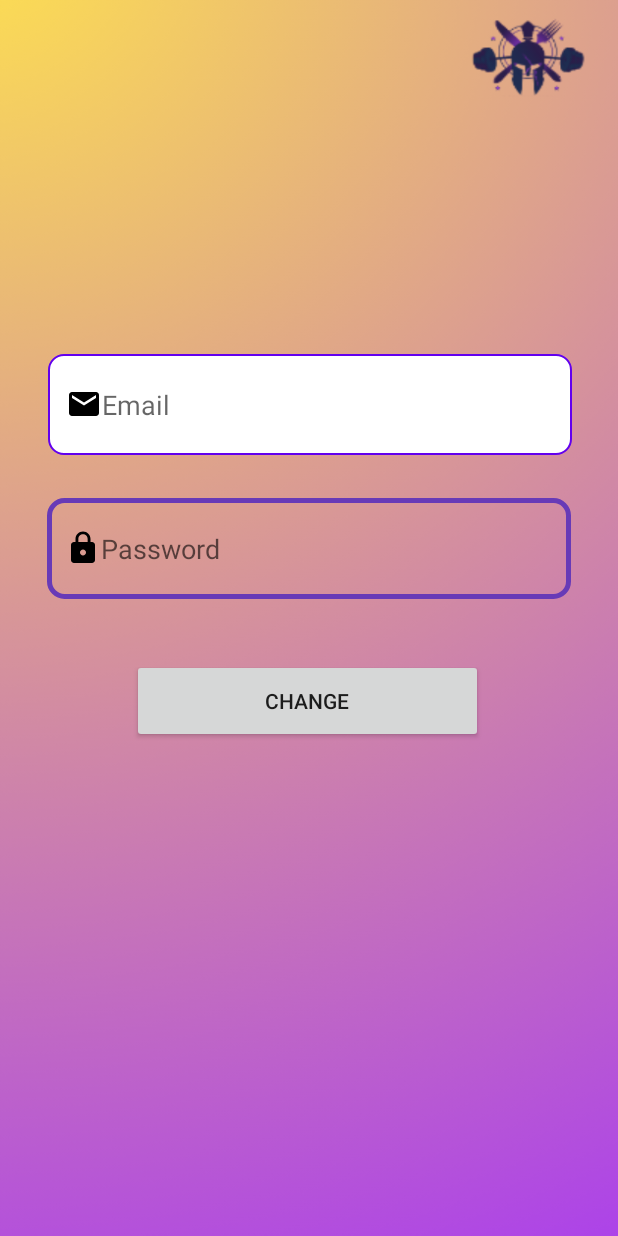
After one commit to MIMIezno/abc, an Android app: the Forgot screen opened directly, with no data from a screen before it, on a phone screen of 412 x 824 dp. The commit adds this screen. Run offline under Robolectric (Android 15) with nearby library versions, the phone set to English and light mode, and no system bars; our stand-ins replace Firebase (no records; nobody signed in at launch, a user with empty details on screens opened directly).

Commit message:
forgotpass

```diff
--- a/app/src/main/AndroidManifest.xml
+++ b/app/src/main/AndroidManifest.xml
@@ -14,6 +14,9 @@
         android:supportsRtl="true"
         android:theme="@style/Theme.WorkEatWork"
         tools:targetApi="31">
+        <activity
+            android:name=".Forgot"
+            android:exported="false" />
         <activity
             android:name=".Note"
             android:exported="false" />
--- /dev/null
+++ b/app/src/main/java/com/example/workeatwork/Forgot.java
@@ -0,0 +1,63 @@
+package com.example.workeatwork;
+
+import android.app.Activity;
+import android.os.Bundle;
+import android.view.View;
+import android.widget.Button;
+import android.widget.Toast;
+
+import androidx.annotation.NonNull;
+
+import com.google.android.gms.tasks.OnCompleteListener;
+import com.google.android.gms.tasks.Task;
+import com.google.android.material.textfield.TextInputEditText;
+import com.google.firebase.auth.FirebaseAuth;
+
+public class Forgot extends Activity {
+
+    private TextInputEditText emailEditText;
+    private TextInputEditText passwordEditText;
+    private Button changeButton;
+
+    @Override
+    protected void onCreate(Bundle savedInstanceState) {
+        super.onCreate(savedInstanceState);
+        setContentView(R.layout.activity_forgot);
+
+        emailEditText = findViewById(R.id.email);
+        passwordEditText = findViewById(R.id.password);
+        changeButton = findViewById(R.id.changeButton);
+        changeButton.setOnClickListener(new View.OnClickListener() {
+            @Override
+            public void onClick(View v) {
+                changePassword();
+            }
+        });
+    }
+
+    private void changePassword() {
+        String email = emailEditText.getText().toString().trim();
+        String newPassword = passwordEditText.getText().toString().trim();
+
+        if (email.isEmpty()) {
+            Toast.makeText(this, "Please enter your email", Toast.LENGTH_SHORT).show();
+            return;
+        }
+
+        if (newPassword.isEmpty()) {
+            Toast.makeText(this, "Please enter a new password", Toast.LENGTH_SHORT).show();
+            return;
+        }
+
+        FirebaseAuth.getInstance().sendPasswordResetEmail(email)
+                .addOnCompleteListener(new OnCompleteListener<Void>() {
+                    @Override
+                    public void onComplete(@NonNull Task<Void> task) {
+                        if (task.isSuccessful()) {
+                            Toast.makeText(getApplicationContext(), "Reset password instructions has sent to your email",
+                                    Toast.LENGTH_SHORT).show();
+                        }
+                    }
+                });
+    }
+}
--- a/app/src/main/java/com/example/workeatwork/MealPlan.java
+++ b/app/src/main/java/com/example/workeatwork/MealPlan.java
@@ -60,7 +60,10 @@ public class MealPlan extends AppCompatActivity {
         recordList.setOnItemClickListener(new AdapterView.OnItemClickListener() {
             @Override
             public void onItemClick(AdapterView<?> parent, View view, int position, long id) {
-                selectedPosition = position;
+                String selectedNote = recordsList.get(position);
+                Intent intent = new Intent(MealPlan.this, Note.class);
+                intent.putExtra("noteText", selectedNote);
+                startActivityForResult(intent, REQUEST_CODE_NOTE);
             }
         });
     }
--- /dev/null
+++ b/app/src/main/res/layout/activity_forgot.xml
@@ -0,0 +1,58 @@
+<?xml version="1.0" encoding="utf-8"?>
+<androidx.constraintlayout.widget.ConstraintLayout xmlns:android="http://schemas.android.com/apk/res/android"
+    xmlns:app="http://schemas.android.com/apk/res-auto"
+    xmlns:tools="http://schemas.android.com/tools"
+    android:id="@+id/changePass"
+    android:layout_width="match_parent"
+    android:layout_height="match_parent"
+    android:background="@drawable/bg1"
+    android:orientation="vertical"
+    tools:context=".Forgot">
+
+    <com.google.android.material.textfield.TextInputEditText
+        android:id="@+id/email"
+        android:layout_width="349dp"
+        android:layout_height="67dp"
+        android:layout_marginStart="15dp"
+        android:layout_marginTop="236dp"
+        android:layout_marginEnd="15dp"
+        android:background="@drawable/custom_input"
+        android:drawableStart="@drawable/ic_email"
+        android:hint="@string/email"
+        android:paddingStart="12dp"
+        app:layout_constraintEnd_toEndOf="parent"
+        app:layout_constraintHorizontal_bias="0.515"
+        app:layout_constraintStart_toStartOf="parent"
+        app:layout_constraintTop_toTopOf="parent" />
+
+    <com.google.android.material.textfield.TextInputEditText
+        android:id="@+id/password"
+        android:layout_width="349dp"
+        android:layout_height="67dp"
+        android:layout_marginStart="15dp"
+        android:layout_marginTop="332dp"
+        android:layout_marginEnd="15dp"
+        android:background="@drawable/custom_input"
+        android:drawableStart="@drawable/ic_lock"
+        android:hint="@string/password"
+        android:inputType="textPassword"
+        android:paddingStart="12dp"
+        app:layout_constraintEnd_toEndOf="parent"
+        app:layout_constraintStart_toStartOf="parent"
+        app:layout_constraintTop_toTopOf="parent" />
+
+    <Button
+        android:id="@+id/changeButton"
+        android:layout_width="234dp"
+        android:layout_height="56dp"
+        android:layout_marginStart="88dp"
+        android:layout_marginTop="40dp"
+        android:layout_marginEnd="88dp"
+        android:text="Change"
+        app:layout_constraintEnd_toEndOf="parent"
+        app:layout_constraintHorizontal_bias="0.0"
+        app:layout_constraintStart_toStartOf="parent"
+        app:layout_constraintTop_toBottomOf="@+id/password" />
+
+
+</androidx.constraintlayout.widget.ConstraintLayout>
--- a/app/src/main/res/layout/activity_input_email.xml
+++ b/app/src/main/res/layout/activity_input_email.xml
@@ -49,7 +49,7 @@
       android:layout_height="wrap_content"
       android:layout_marginStart="41dp"
       android:layout_marginTop="16dp"
-      android:text="8 character minimun"
+      android:text="8 character minimum"
       app:layout_constraintStart_toStartOf="parent"
       app:layout_constraintTop_toBottomOf="@+id/password" />
 
--- a/app/src/main/res/layout/activity_login.xml
+++ b/app/src/main/res/layout/activity_login.xml
@@ -63,6 +63,7 @@
 
     <TextView
         android:id="@+id/textViewForgotpass"
+        android:onClick="openForgot"
         android:layout_width="187dp"
         android:layout_height="30dp"
         android:layout_marginStart="177dp"
```
Also changed, not shown: app/src/main/java/com/example/workeatwork/Login.java (+10 -3 lines).
